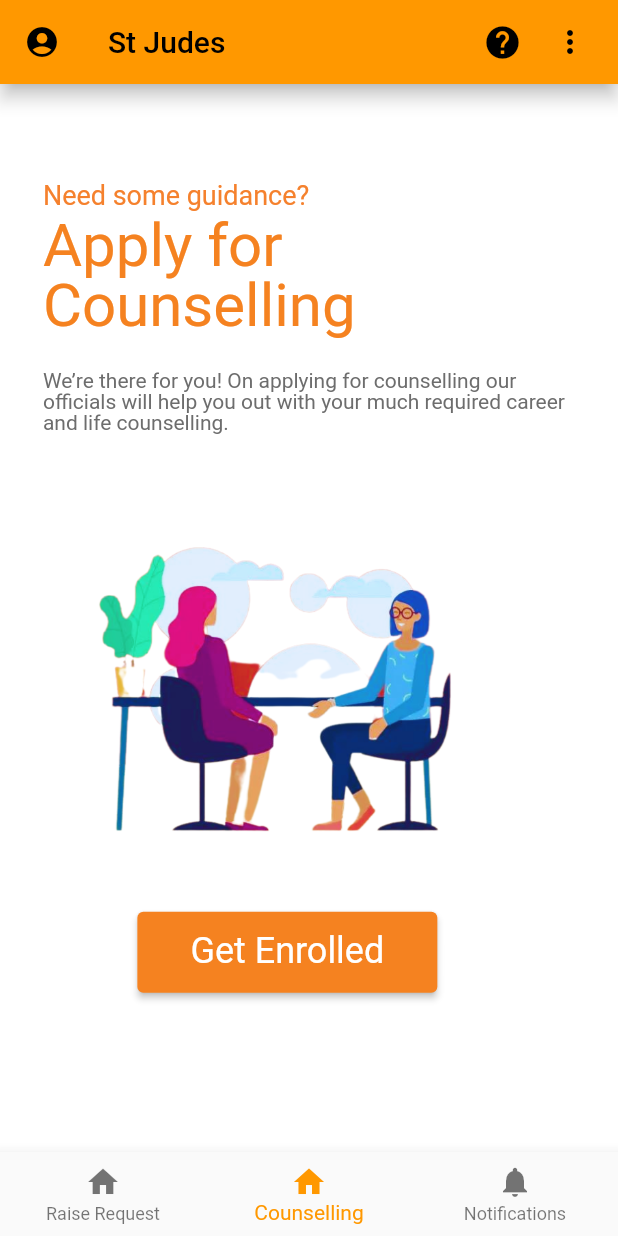
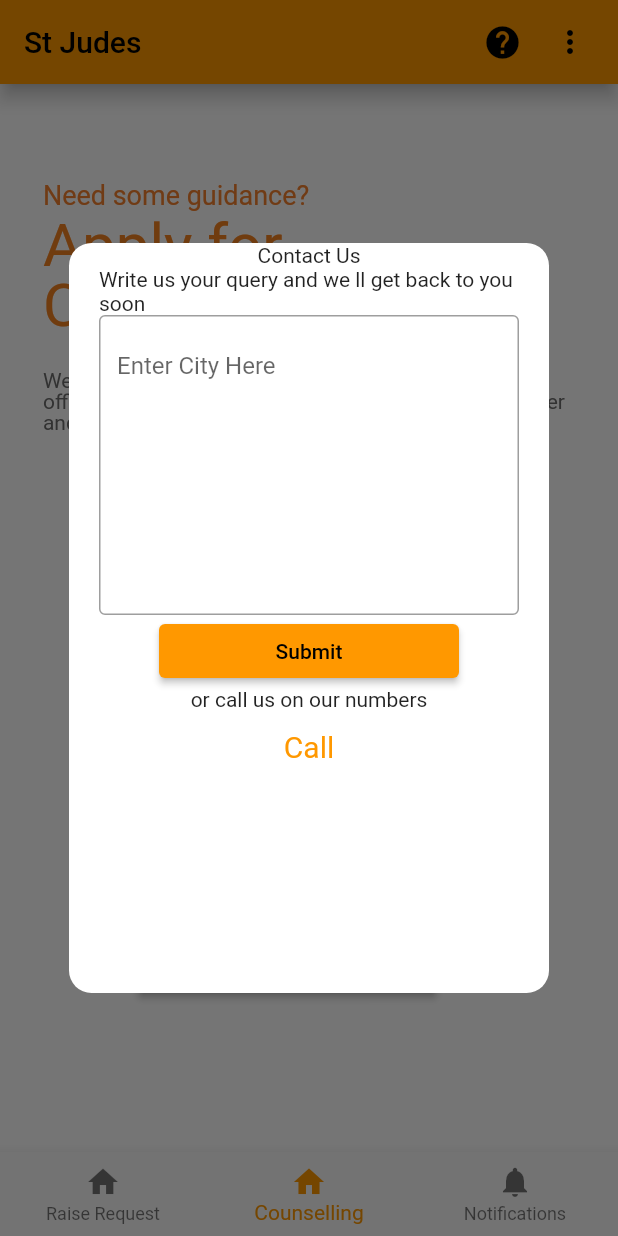
Before and after one commit to shivankar-p/St-Judes, a Flutter app: the screen it shows after launch, item 2 of the bottom bar chosen, after a tap on the "more vert" icon, on a phone screen of 412 x 824 dp. Run offline on Flutter 3.47's test engine with Material 2 defaults, Android fonts, the phone set to English and light mode, and no system bars; our stand-ins replace file_picker, firebase_auth, firebase_core, firebase_database, firebase_messaging, firebase_storage and 5 more; missing offline and left inert: flutter_phone_direct_caller; accounts and stored records are empty; Roboto replaces fonts that are missing (RobotoSerif-Regular, RobotoSerif-SemiBold).

Commit message:
contact + oldrequests

```diff
--- a/lib/main.dart
+++ b/lib/main.dart
@@ -1,23 +1,83 @@
-import 'package:first/widgets/uploadWait.dart';
-import 'package:first/widgets/upload.dart';
-import 'package:flutter/gestures.dart';
 import 'package:flutter/material.dart';
 import 'package:firebase_core/firebase_core.dart';
-import 'home.dart';
-import 'UID.dart';
 import './screens/mainScreen.dart';
-import '../screens/faq.dart';
+import 'package:firebase_messaging/firebase_messaging.dart';
+import 'package:flutter_local_notifications/flutter_local_notifications.dart';
+
+Future<void> _firebaseMessagingBackgroundHandler(RemoteMessage message) async {
+  await Firebase.initializeApp();
+  print('Handling a background message ${message.messageId}');
+}
+
+const AndroidNotificationChannel channel = AndroidNotificationChannel(
+  'high_importance_channel', // id
+  'High Importance Notifications', // title
+  importance: Importance.high,
+);
+
+final FlutterLocalNotificationsPlugin flutterLocalNotificationsPlugin =
+    FlutterLocalNotificationsPlugin();
 
 Future<void> main() async {
   WidgetsFlutterBinding.ensureInitialized();
+  await Firebase.initializeApp();
+
+  FirebaseMessaging.onBackgroundMessage(_firebaseMessagingBackgroundHandler);
+  await flutterLocalNotificationsPlugin
+      .resolvePlatformSpecificImplementation<
+          AndroidFlutterLocalNotificationsPlugin>()
+      ?.createNotificationChannel(channel);
+
+  FirebaseMessaging.onBackgroundMessage(_firebaseMessagingBackgroundHandler);
+  await flutterLocalNotificationsPlugin
+      .resolvePlatformSpecificImplementation<
+          AndroidFlutterLocalNotificationsPlugin>()
+      ?.createNotificationChannel(channel);
+
+  await FirebaseMessaging.instance.setForegroundNotificationPresentationOptions(
+    alert: true,
+    badge: true,
+    sound: true,
+  );
   runApp(MyApp());
 }
 
-class MyApp extends StatelessWidget {
+class MyApp extends StatefulWidget {
   MyApp({Key? key}) : super(key: key);
 
-  // This widget is the root of your application.
-  final Future<FirebaseApp> _fbapp = Firebase.initializeApp();
+  @override
+  State<MyApp> createState() => _MyAppState();
+}
+
+class _MyAppState extends State<MyApp> {
+  @override
+  void initState() {
+    // TODO: implement initState
+    super.initState();
+
+    FirebaseMessaging.onMessage.listen((RemoteMessage message) {
+      RemoteNotification? notification = message.notification;
+      AndroidNotification? android = message.notification?.android;
+      if (notification != null && android != null) {
+        flutterLocalNotificationsPlugin.show(
+          notification.hashCode,
+          notification.title,
+          notification.body,
+          NotificationDetails(
+            android: AndroidNotificationDetails(
+              channel.id,
+              channel.name,
+              // channel.description,
+              // TODO add a proper drawable resource to android, for now using
+              //      one that already exists in example app.
+              icon: 'launch_background',
+            ),
+          ),
+        );
+      }
+    });
+  }
+
   @override
   Widget build(BuildContext context) {
     return MaterialApp(
@@ -34,19 +94,7 @@ class MyApp extends StatelessWidget {
         // is not restarted.
         primarySwatch: Colors.orange,
       ),
-      home: FutureBuilder(
-        future: _fbapp,
-        builder: (context, snapshot) {
-          if (snapshot.hasError) {
-            print('There is an error ${snapshot.error.toString()}');
-            return Text('Something went wrong');
-          } else if (snapshot.hasData) {
-            return Mainscreen();
-          } else {
-            return const CircularProgressIndicator();
-          }
-        },
-      ),
+      home: Mainscreen(),
     );
   }
 }
--- a/lib/screens/mainScreen.dart
+++ b/lib/screens/mainScreen.dart
@@ -1,12 +1,16 @@
 import 'package:first/screens/faq.dart';
 import 'package:first/widgets/Counselling.dart';
 import 'package:first/widgets/Raise_request.dart';
-import 'package:first/widgets/requestWait.dart';
+import 'package:first/widgets/requestHistory.dart';
+
 import 'package:flutter/material.dart';
-import '../widgets/uploadWait.dart';
-import '../widgets/upload.dart';
+
 import 'package:shared_preferences/shared_preferences.dart';
 import '../widgets/notifications.dart';
+
+import '../widgets/overlay.dart';
+import '../widgets/displayRequests.dart';
+import 'package:firebase_messaging/firebase_messaging.dart';
 
 class Constants {
   static const String Logout = 'Logout';
@@ -33,9 +37,8 @@ class _MainscreenState extends State<Mainscreen> {
     setState(() {
       _appStateC = prefs.getInt('counselling') ?? 0;
       _appStateR = prefs.getInt('request') ?? 0;
+      if (_appStateR > 1) _appStateR = 1;
     });
-
-    prefs.getInt('request') ?? 0;
   }
 
   @override
@@ -60,7 +63,7 @@ class _MainscreenState extends State<Mainscreen> {
   // }
 
   List<List<Widget>> screens = [
-    [RaiseRequest(), RequestWait(), Upload(), UploadWait()],
+    [RaiseRequest(), Displayrequests()],
     [Counselling()],
     [Notifications()]
   ];
@@ -70,8 +73,6 @@ class _MainscreenState extends State<Mainscreen> {
       '/': (context) {
         if (index == 0) {
           return screens[index][_appStateR];
-        } else if (index == 1) {
-          return screens[index][_appStateC];
         }
         return screens[index][0];
       },
@@ -98,7 +99,6 @@ class _MainscreenState extends State<Mainscreen> {
       appBar: AppBar(
         title: Text("St Judes"),
         elevation: 5,
-        leading: Icon(Icons.account_circle_rounded),
         actions: <Widget>[
           Padding(
               padding: EdgeInsets.only(right: 20.0),
@@ -115,7 +115,12 @@ class _MainscreenState extends State<Mainscreen> {
           Padding(
               padding: EdgeInsets.only(right: 20.0),
               child: GestureDetector(
-                onTap: () {},
+                onTap: () {
+                  showDialog(
+                    context: context,
+                    builder: (_) => FunkyOverlay(),
+                  );
+                },
                 child: Icon(Icons.more_vert),
               )),
           // PopupMenuButton<String>(
--- a/lib/widgets/Raise_request.dart
+++ b/lib/widgets/Raise_request.dart
@@ -1,8 +1,11 @@
+import 'package:first/widgets/displayRequests.dart';
+import 'package:first/widgets/requestHistory.dart';
 import 'package:flutter/material.dart';
 import 'package:flutter/services.dart';
 import 'package:firebase_database/firebase_database.dart';
 import 'requestWait.dart';
 import 'package:shared_preferences/shared_preferences.dart';
+import 'package:intl/intl.dart';
 
 class RaiseRequest extends StatelessWidget {
   DatabaseReference ref1 =
@@ -75,7 +78,8 @@ class RaiseRequest extends StatelessWidget {
             Positioned(
                 top: 620 * (constraints.maxHeight / 800),
                 left: 80 * (constraints.maxWidth / 360),
-              child: SizedBox(
+                child: Column(children: [
+                  SizedBox(
                       width: 200,
                       height: 54,
                       child: ElevatedButton(
@@ -91,27 +95,53 @@ class RaiseRequest extends StatelessWidget {
                               height: 1),
                         ),
                         onPressed: () {
-                      ref1.set({'state': 1, 'language': 'english'});
+                          changeState();
+                          ref1.set({
+                            'date':
+                                DateFormat('dd-MM-yyyy').format(DateTime.now()),
+                            'state': 1,
+                            'language': 'english',
+                            'logs': {
+                              'amount': 0,
+                              'category': '',
+                              'description': '',
+                              'remarks': ''
+                            }
+                          });
 
                           ref2.set(1);
-                      changeState();
 
                           Navigator.push(
                               context,
                               MaterialPageRoute(
-                              builder: (context) => (RequestWait())));
+                                  builder: (context) => (Displayrequests())));
                         },
                         style: ElevatedButton.styleFrom(
                             primary: Color.fromRGBO(245, 130, 32, 1),
                             padding: EdgeInsets.all(10)),
                       )),
+                  SizedBox(
+                    height: 5,
                   ),
+                  TextButton(
+                    style: TextButton.styleFrom(
+                      textStyle: const TextStyle(fontSize: 16),
+                    ),
+                    onPressed: () {
+                      Navigator.push(context,
+                          MaterialPageRoute(builder: (context) => (History())));
+                    },
+                    child: const Text('Or view request history'),
+                  )
+                ])),
           ]));
     }));
   }
 
   changeState() async {
     var prefs = await SharedPreferences.getInstance();
+    await prefs.setStringList(
+        'active', [DateFormat('dd-MM-yyyy').format(DateTime.now()), '1']);
     await prefs.setInt('request', 1);
   }
 }
--- a/lib/widgets/notifications.dart
+++ b/lib/widgets/notifications.dart
@@ -1,6 +1,7 @@
 import 'package:first/widgets/uploadWait.dart';
 import 'package:flutter/material.dart';
 import 'package:firebase_database/firebase_database.dart';
+import 'package:firebase_messaging/firebase_messaging.dart';
 
 class Notifications extends StatefulWidget {
   const Notifications({Key? key}) : super(key: key);
@@ -34,7 +35,7 @@ class _NotificationsState extends State<Notifications> {
             itemBuilder: (ctx, index) {
               return ListTile(
                 title: Text(messages[index]['date']),
-                isThreeLine: true,
+                // isThreeLine: true,
                 subtitle: Text(messages[index]['msg']),
                 leading: CircleAvatar(child: Text('AD')),
                 trailing: Text(messages[index]['time']),
@@ -47,7 +48,6 @@ class _NotificationsState extends State<Notifications> {
   @override
   void initState() {
     super.initState();
-    print("init not");
     notif = getData();
   }
 
--- /dev/null
+++ b/lib/widgets/overlay.dart
@@ -0,0 +1,107 @@
+import 'package:flutter/material.dart';
+import 'package:flutter_phone_direct_caller/flutter_phone_direct_caller.dart';
+import 'package:firebase_database/firebase_database.dart';
+
+class FunkyOverlay extends StatefulWidget {
+  @override
+  State<StatefulWidget> createState() => FunkyOverlayState();
+}
+
+class FunkyOverlayState extends State<FunkyOverlay>
+    with SingleTickerProviderStateMixin {
+  late AnimationController controller;
+  late Animation<double> scaleAnimation;
+
+  DatabaseReference ref = FirebaseDatabase.instance.ref('/queries/15000');
+
+  static const NUMBER = '+918130494605';
+  final myController = TextEditingController();
+
+  @override
+  void dispose() {
+    // Clean up the controller when the widget is disposed.
+    myController.dispose();
+    super.dispose();
+  }
+
+  @override
+  void initState() {
+    super.initState();
+
+    controller =
+        AnimationController(vsync: this, duration: Duration(milliseconds: 600));
+    scaleAnimation =
+        CurvedAnimation(parent: controller, curve: Curves.easeInOutQuint);
+
+    controller.addListener(() {
+      setState(() {});
+    });
+
+    controller.forward();
+  }
+
+  _callNumber() async {
+    await FlutterPhoneDirectCaller.callNumber(NUMBER);
+  }
+
+  @override
+  Widget build(BuildContext context) {
+    return Center(
+      child: Material(
+        color: Colors.transparent,
+        child: ScaleTransition(
+          scale: scaleAnimation,
+          child: Container(
+            decoration: ShapeDecoration(
+                color: Colors.white,
+                shape: RoundedRectangleBorder(
+                    borderRadius: BorderRadius.circular(15.0))),
+            child: SizedBox(
+                height: 500,
+                width: 320,
+                child: Padding(
+                    padding: const EdgeInsets.symmetric(horizontal: 20.0),
+                    child: Column(children: [
+                      Text('Contact Us'),
+                      Text(
+                          'Write us your query and we ll get back to you soon'),
+                      LayoutBuilder(builder: (context, constraints) {
+                        return SizedBox(
+                            height: 200,
+                            child: TextField(
+                              controller: myController,
+                              decoration: InputDecoration(
+                                  border: OutlineInputBorder(),
+                                  hintText: 'Enter City Here'),
+                              autocorrect: true,
+                              textAlignVertical: TextAlignVertical.top,
+                              expands: true,
+                              maxLines: null,
+                            ));
+                      }),
+                      SizedBox(
+                          width: 200,
+                          child: ElevatedButton(
+                              child: Text('Submit'),
+                              onPressed: () {
+                                if (myController.text.isNotEmpty) {
+                                  var newref = ref.push();
+                                  newref.set(myController.text);
+                                }
+                                Navigator.pop(context);
+                              })),
+                      Text('or call us on our numbers'),
+                      TextButton(
+                        style: TextButton.styleFrom(
+                          textStyle: const TextStyle(fontSize: 20),
+                        ),
+                        onPressed: _callNumber,
+                        child: const Text('Call'),
+                      )
+                    ]))),
+          ),
+        ),
+      ),
+    );
+  }
+}
--- /dev/null
+++ b/lib/widgets/requestHistory.dart
@@ -0,0 +1,70 @@
+import 'package:first/widgets/uploadWait.dart';
+import 'package:flutter/material.dart';
+import 'package:firebase_database/firebase_database.dart';
+import 'package:shared_preferences/shared_preferences.dart';
+
+class History extends StatefulWidget {
+  @override
+  _HistoryState createState() => _HistoryState();
+}
+
+class _HistoryState extends State<History> {
+  late Future notif;
+  int _itemCount = 0;
+  var messages = [];
+  DatabaseReference ref = FirebaseDatabase.instance.ref('notifications/12345');
+
+  Future getData() async {
+    var event = await ref.once();
+    var data = event.snapshot.value as List<dynamic>;
+    setState(() {
+      _itemCount = data.length;
+      messages = data;
+    });
+
+    return data;
+  }
+
+  Widget displayNotifs(BuildContext ctx) {
+    return ListView.separated(
+        itemCount: _itemCount,
+        separatorBuilder: (ctx, index) => Divider(),
+        itemBuilder: (ctx, index) {
+          return ListTile(
+            title: Text(messages[index]['date']),
+            isThreeLine: true,
+            subtitle: Text(messages[index]['msg']),
+            leading: CircleAvatar(child: Text('AD')),
+            trailing: Text(messages[index]['time']),
+          );
+        });
+  }
+
+  @override
+  void initState() {
+    super.initState();
+    notif = getData();
+  }
+
+  @override
+  Widget build(BuildContext context) {
+    return MaterialApp(
+      title: "hi",
+      theme: ThemeData(primarySwatch: Colors.orange),
+      home: Scaffold(
+        appBar: AppBar(
+          leading: IconButton(
+            color: Colors.black,
+            icon: Icon(Icons.arrow_back_ios_new),
+            iconSize: 20.0,
+            onPressed: () {
+              Navigator.pop(context);
+            },
+          ),
+          title: const Text('FAQs'),
+        ),
+        body: displayNotifs(context),
+      ),
+    );
+  }
+}
--- a/pubspec.yaml
+++ b/pubspec.yaml
@@ -33,13 +33,18 @@ dependencies:
   firebase_auth: ^3.3.19
   firebase_core: ^1.17.1
   firebase_database: ^9.0.15
+  firebase_messaging: ^11.4.1
   firebase_storage: ^10.2.17
   flutter:
     sdk: flutter
+  flutter_local_notifications: ^9.6.0
+  flutter_phone_direct_caller: ^2.1.1
   flutter_svg: ^1.1.0
   functional_listener: ^2.1.0
   image_picker: ^0.8.5+3
+  intl: ^0.17.0
   percent_indicator: ^4.2.2
+  rflutter_alert: ^2.0.4
   scrollable_positioned_list: ^0.3.2
   shared_preferences: ^2.0.15
 
```
Also changed, not shown: lib/home.dart (deleted, +0 -73 lines), lib/widgets/displayRequests.dart (added, +140 -0 lines), lib/widgets/requestWait.dart (+42 -12 lines), lib/widgets/uploadWait.dart (+45 -12 lines), pubspec.lock, 2 other files. Lines whose indentation alone changed are shown as unchanged.
